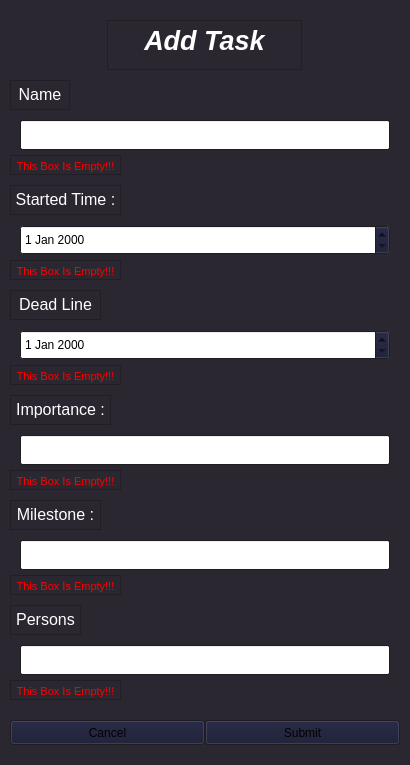
First picture: the form in Task.ui, repository HeidariSina/Management-App, before the edit.
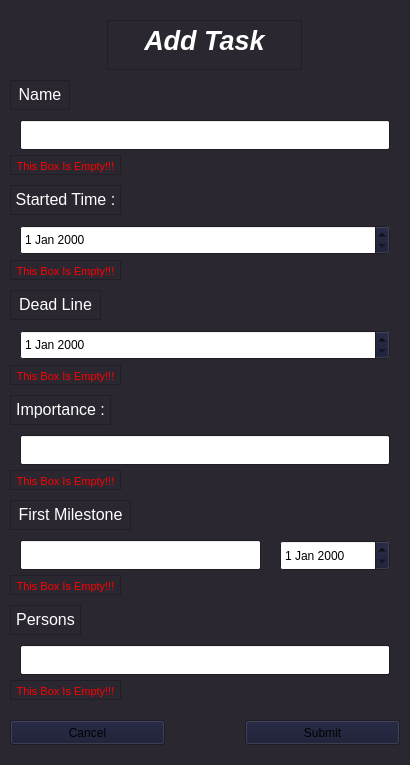
Second picture: the form after the edit.

```diff
--- a/Task.ui
+++ b/Task.ui
@@ -505,7 +505,7 @@
      <rect>
       <x>10</x>
       <y>500</y>
-      <width>91</width>
+      <width>121</width>
       <height>30</height>
      </rect>
     </property>
@@ -566,7 +566,7 @@
 &lt;html&gt;&lt;head&gt;&lt;meta name=&quot;qrichtext&quot; content=&quot;1&quot; /&gt;&lt;style type=&quot;text/css&quot;&gt;
 p, li { white-space: pre-wrap; }
 &lt;/style&gt;&lt;/head&gt;&lt;body style=&quot; font-family:'Segoe UI'; font-size:20pt; font-weight:600; font-style:italic;&quot;&gt;
-&lt;p align=&quot;center&quot; style=&quot; margin-top:0px; margin-bottom:0px; margin-left:0px; margin-right:0px; -qt-block-indent:0; text-indent:0px;&quot;&gt;&lt;span style=&quot; font-size:12pt; font-weight:400; font-style:normal; color:#ffffff;&quot;&gt;Milestone :&lt;/span&gt;&lt;/p&gt;&lt;/body&gt;&lt;/html&gt;</string>
+&lt;p align=&quot;center&quot; style=&quot; margin-top:0px; margin-bottom:0px; margin-left:0px; margin-right:0px; -qt-block-indent:0; text-indent:0px;&quot;&gt;&lt;span style=&quot; font-size:12pt; font-weight:400; font-style:normal; color:#ffffff;&quot;&gt;First Milestone :&lt;/span&gt;&lt;/p&gt;&lt;/body&gt;&lt;/html&gt;</string>
     </property>
    </widget>
    <widget class="QTextBrowser" name="PersonsText">
@@ -654,9 +654,9 @@
    <widget class="QPushButton" name="SubmitpushButton">
     <property name="geometry">
      <rect>
-      <x>205</x>
+      <x>245</x>
       <y>720</y>
-      <width>195</width>
+      <width>155</width>
       <height>25</height>
      </rect>
     </property>
@@ -672,7 +672,7 @@
      <rect>
       <x>10</x>
       <y>720</y>
-      <width>195</width>
+      <width>155</width>
       <height>25</height>
      </rect>
     </property>
@@ -1142,7 +1142,7 @@
      <rect>
       <x>20</x>
       <y>540</y>
-      <width>370</width>
+      <width>241</width>
       <height>30</height>
      </rect>
     </property>
@@ -1153,6 +1153,16 @@
      <set>Qt::AlignLeading|Qt::AlignLeft|Qt::AlignVCenter</set>
     </property>
    </widget>
+   <widget class="QDateEdit" name="MileStoneDate">
+    <property name="geometry">
+     <rect>
+      <x>280</x>
+      <y>540</y>
+      <width>110</width>
+      <height>31</height>
+     </rect>
+    </property>
+   </widget>
   </widget>
  </widget>
  <resources/>
```
Left out of the diff: 5 changed lines with no effect on the pictures.
